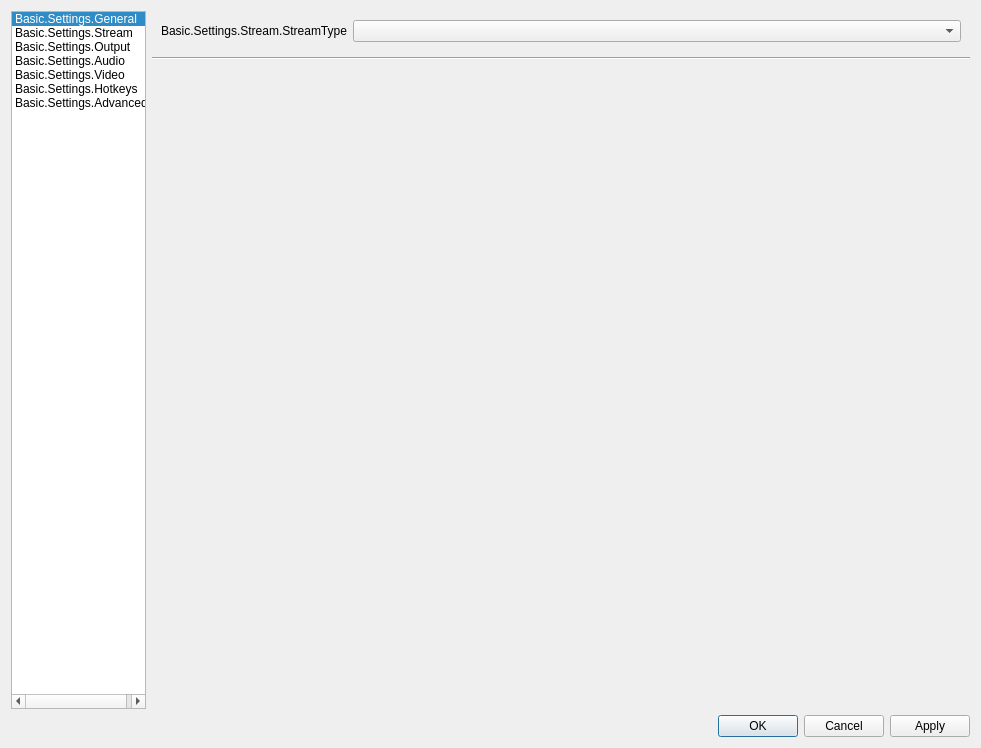
Above: UI/forms/OBSBasicSettings.ui from CoSMoSoftware/OBS-studio-webrtc before the change. Below: the same form after it.
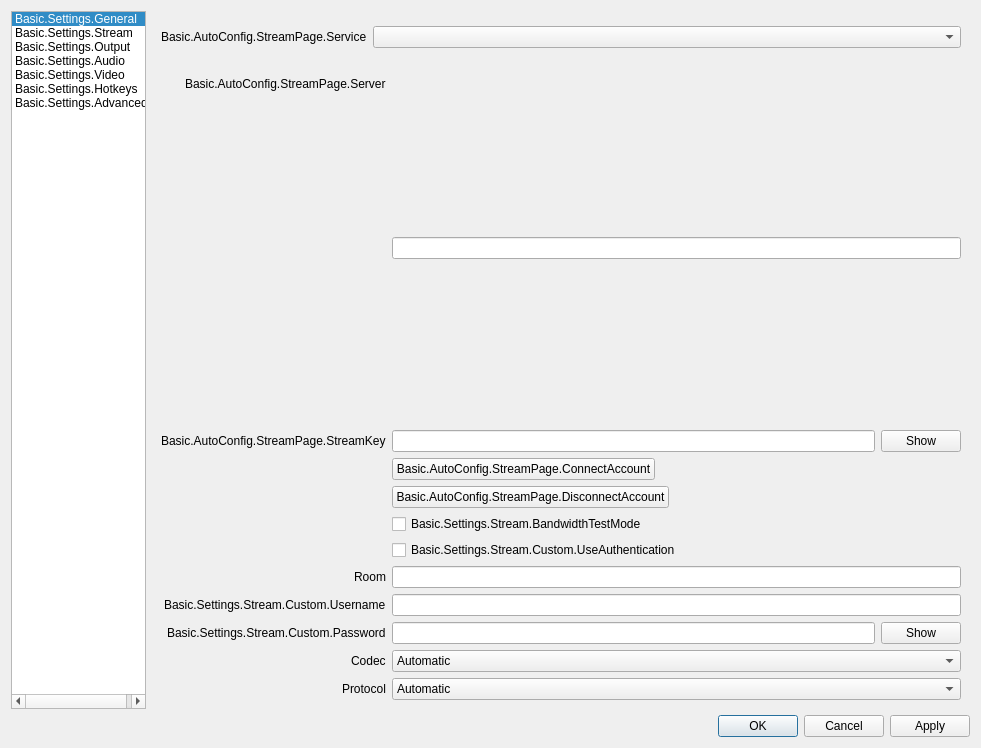
That is the form after the change. The open tabs and pages were chosen to show the change. Icons and pictures are not drawn.

What changed in the file:
```diff
--- a/UI/forms/OBSBasicSettings.ui
+++ b/UI/forms/OBSBasicSettings.ui
@@ -622,27 +622,6 @@
           <number>0</number>
          </property>
          <item>
-          <widget class="QWidget" name="streamContainer" native="true">
-           <property name="sizePolicy">
-            <sizepolicy hsizetype="Preferred" vsizetype="Minimum">
-             <horstretch>0</horstretch>
-             <verstretch>0</verstretch>
-            </sizepolicy>
-           </property>
-           <layout class="QVBoxLayout" name="verticalLayout_6">
-            <property name="leftMargin">
-             <number>0</number>
-            </property>
-            <property name="topMargin">
-             <number>0</number>
-            </property>
-            <property name="rightMargin">
-             <number>0</number>
-            </property>
-            <property name="bottomMargin">
-             <number>0</number>
-            </property>
-            <item alignment="Qt::AlignTop">
              <widget class="QWidget" name="widget_5" native="true">
               <property name="sizePolicy">
                <sizepolicy hsizetype="Preferred" vsizetype="Maximum">
@@ -650,61 +629,466 @@
                 <verstretch>0</verstretch>
                </sizepolicy>
               </property>
-              <layout class="QVBoxLayout" name="verticalLayout_7">
-               <property name="leftMargin">
-                <number>0</number>
-               </property>
-               <property name="topMargin">
-                <number>0</number>
-               </property>
-               <property name="rightMargin">
-                <number>0</number>
-               </property>
-               <property name="bottomMargin">
-                <number>0</number>
-               </property>
-               <item>
-                <widget class="QWidget" name="widget_6" native="true">
-                 <layout class="QFormLayout" name="formLayout_8">
+           <layout class="QFormLayout" name="topStreamLayout">
                   <property name="fieldGrowthPolicy">
                    <enum>QFormLayout::AllNonFixedFieldsGrow</enum>
                   </property>
-                  <item row="0" column="0">
-                   <widget class="QLabel" name="label_21">
-                    <property name="minimumSize">
+            <property name="labelAlignment">
+             <set>Qt::AlignRight|Qt::AlignTrailing|Qt::AlignVCenter</set>
+            </property>
+            <item row="2" column="0">
+             <widget class="QLabel" name="serviceLabel">
+              <property name="text">
+               <string>Basic.AutoConfig.StreamPage.Service</string>
+              </property>
+              <property name="buddy">
+               <cstring>service</cstring>
+              </property>
+             </widget>
+            </item>
+            <item row="2" column="1">
+             <widget class="QComboBox" name="service">
+              <property name="maxVisibleItems">
+               <number>20</number>
+              </property>
+             </widget>
+            </item>
+            <item row="1" column="0">
+             <spacer name="horizontalSpacer_17">
+              <property name="orientation">
+               <enum>Qt::Horizontal</enum>
+              </property>
+              <property name="sizeHint" stdset="0">
                      <size>
                       <width>170</width>
                       <height>0</height>
                      </size>
                     </property>
+             </spacer>
+            </item>
+           </layout>
+          </widget>
+         </item>
+         <item>
+          <widget class="QStackedWidget" name="streamStackWidget">
+           <property name="sizePolicy">
+            <sizepolicy hsizetype="Expanding" vsizetype="Expanding">
+             <horstretch>0</horstretch>
+             <verstretch>0</verstretch>
+            </sizepolicy>
+           </property>
+           <property name="currentIndex">
+            <number>1</number>
+           </property>
+           <widget class="QWidget" name="loginPage">
+            <layout class="QFormLayout" name="loginPageLayout">
+             <item row="0" column="0">
+              <spacer name="horizontalSpacer_20">
+               <property name="orientation">
+                <enum>Qt::Horizontal</enum>
+               </property>
+               <property name="sizeType">
+                <enum>QSizePolicy::Fixed</enum>
+               </property>
+               <property name="sizeHint" stdset="0">
+                <size>
+                 <width>170</width>
+                 <height>19</height>
+                </size>
+               </property>
+              </spacer>
+             </item>
+             <item row="0" column="1">
+              <layout class="QHBoxLayout" name="horizontalLayout_16">
+               <item>
+                <widget class="QPushButton" name="connectAccount">
                     <property name="text">
-                     <string>Basic.Settings.Stream.StreamType</string>
-                    </property>
-                    <property name="alignment">
+                  <string>Basic.AutoConfig.StreamPage.ConnectAccount</string>
+                 </property>
+                </widget>
+               </item>
+               <item>
+                <spacer name="horizontalSpacer_21">
+                 <property name="orientation">
+                  <enum>Qt::Horizontal</enum>
+                 </property>
+                 <property name="sizeHint" stdset="0">
+                  <size>
+                   <width>40</width>
+                   <height>10</height>
+                  </size>
+                 </property>
+                </spacer>
+               </item>
+              </layout>
+             </item>
+             <item row="1" column="0">
+              <spacer name="horizontalSpacer_22">
+               <property name="orientation">
+                <enum>Qt::Horizontal</enum>
+               </property>
+               <property name="sizeType">
+                <enum>QSizePolicy::Fixed</enum>
+               </property>
+               <property name="sizeHint" stdset="0">
+                <size>
+                 <width>170</width>
+                 <height>19</height>
+                </size>
+               </property>
+              </spacer>
+             </item>
+             <item row="1" column="1">
+              <layout class="QHBoxLayout" name="horizontalLayout_17">
+               <item>
+                <widget class="QPushButton" name="useStreamKey">
+                 <property name="text">
+                  <string>Basic.AutoConfig.StreamPage.UseStreamKey</string>
+                 </property>
+                </widget>
+               </item>
+               <item>
+                <spacer name="horizontalSpacer_23">
+                 <property name="orientation">
+                  <enum>Qt::Horizontal</enum>
+                 </property>
+                 <property name="sizeHint" stdset="0">
+                  <size>
+                   <width>40</width>
+                   <height>20</height>
+                  </size>
+                 </property>
+                </spacer>
+               </item>
+              </layout>
+             </item>
+            </layout>
+           </widget>
+           <widget class="QWidget" name="streamKeyPage">
+            <layout class="QFormLayout" name="streamkeyPageLayout">
+             <property name="fieldGrowthPolicy">
+              <enum>QFormLayout::AllNonFixedFieldsGrow</enum>
+             </property>
+             <property name="labelAlignment">
                      <set>Qt::AlignRight|Qt::AlignTrailing|Qt::AlignVCenter</set>
                     </property>
-                    <property name="buddy">
-                     <cstring>streamType</cstring>
+             <item row="0" column="0">
+              <widget class="QLabel" name="serverLabel">
+               <property name="text">
+                <string>Basic.AutoConfig.StreamPage.Server</string>
                     </property>
                    </widget>
                   </item>
                   <item row="0" column="1">
-                   <widget class="QComboBox" name="streamType"/>
+              <widget class="QStackedWidget" name="serverStackedWidget">
+               <property name="currentIndex">
+                <number>0</number>
+               </property>
+               <widget class="QWidget" name="servicePage">
+                <layout class="QHBoxLayout" name="horizontalLayout_21">
+                 <property name="leftMargin">
+                  <number>0</number>
+                 </property>
+                 <property name="topMargin">
+                  <number>0</number>
+                 </property>
+                 <property name="rightMargin">
+                  <number>0</number>
+                 </property>
+                 <property name="bottomMargin">
+                  <number>0</number>
+                 </property>
+                 <item>
+                  <widget class="QComboBox" name="server"/>
                   </item>
                  </layout>
                 </widget>
-               </item>
+               <widget class="QWidget" name="customPage">
+                <layout class="QHBoxLayout" name="horizontalLayout_22">
+                 <property name="leftMargin">
+                  <number>0</number>
+                 </property>
+                 <property name="topMargin">
+                  <number>0</number>
+                 </property>
+                 <property name="rightMargin">
+                  <number>0</number>
+                 </property>
+                 <property name="bottomMargin">
+                  <number>0</number>
+                 </property>
+                 <item>
+                  <widget class="QLineEdit" name="customServer"/>
+                 </item>
+                </layout>
+               </widget>
+              </widget>
+             </item>
+             <item row="1" column="0">
+              <widget class="QLabel" name="streamKeyLabel">
+               <property name="text">
+                <string>Basic.AutoConfig.StreamPage.StreamKey</string>
+               </property>
+               <property name="openExternalLinks">
+                <bool>true</bool>
+               </property>
+               <property name="buddy">
+                <cstring>key</cstring>
+               </property>
+              </widget>
+             </item>
+             <item row="1" column="1">
+              <widget class="QWidget" name="streamKeyWidget" native="true">
+               <layout class="QHBoxLayout" name="horizontalLayout_11">
+                <property name="leftMargin">
+                 <number>0</number>
+                </property>
+                <property name="topMargin">
+                 <number>0</number>
+                </property>
+                <property name="rightMargin">
+                 <number>0</number>
+                </property>
+                <property name="bottomMargin">
+                 <number>0</number>
+                </property>
                <item>
-                <widget class="Line" name="line">
+                 <widget class="QLineEdit" name="key">
+                  <property name="inputMask">
+                   <string notr="true"/>
+                  </property>
+                  <property name="text">
+                   <string notr="true"/>
+                  </property>
+                  <property name="echoMode">
+                   <enum>QLineEdit::Password</enum>
+                  </property>
+                 </widget>
+                </item>
+                <item>
+                 <widget class="QPushButton" name="show">
+                  <property name="text">
+                   <string>Show</string>
+                  </property>
+                 </widget>
+                </item>
+               </layout>
+              </widget>
+             </item>
+             <item row="2" column="0">
+              <spacer name="horizontalSpacer_18">
                  <property name="orientation">
                   <enum>Qt::Horizontal</enum>
                  </property>
+               <property name="sizeHint" stdset="0">
+                <size>
+                 <width>170</width>
+                 <height>8</height>
+                </size>
+               </property>
+              </spacer>
+             </item>
+             <item row="2" column="1">
+              <layout class="QHBoxLayout" name="horizontalLayout_15">
+               <item>
+                <widget class="QPushButton" name="connectAccount2">
+                 <property name="text">
+                  <string>Basic.AutoConfig.StreamPage.ConnectAccount</string>
+                 </property>
                 </widget>
                </item>
+               <item>
+                <spacer name="horizontalSpacer_19">
+                 <property name="orientation">
+                  <enum>Qt::Horizontal</enum>
+                 </property>
+                 <property name="sizeHint" stdset="0">
+                  <size>
+                   <width>40</width>
+                   <height>20</height>
+                  </size>
+                 </property>
+                </spacer>
+               </item>
               </layout>
-             </widget>
-            </item>
-           </layout>
+             </item>
+             <item row="3" column="1">
+              <layout class="QHBoxLayout" name="horizontalLayout_23">
+               <item>
+                <widget class="QPushButton" name="disconnectAccount">
+                 <property name="text">
+                  <string>Basic.AutoConfig.StreamPage.DisconnectAccount</string>
+                 </property>
+                </widget>
+               </item>
+               <item>
+                <spacer name="horizontalSpacer_24">
+                 <property name="orientation">
+                  <enum>Qt::Horizontal</enum>
+                 </property>
+                 <property name="sizeHint" stdset="0">
+                  <size>
+                   <width>40</width>
+                   <height>20</height>
+                  </size>
+                 </property>
+                </spacer>
+               </item>
+              </layout>
+             </item>
+             <item row="5" column="1">
+              <widget class="QCheckBox" name="useAuth">
+               <property name="text">
+                <string>Basic.Settings.Stream.Custom.UseAuthentication</string>
+               </property>
+              </widget>
+             </item>
+             <item row="6" column="1">
+              <widget class="QLineEdit" name="room"/>
+             </item>
+             <item row="6" column="0">
+              <widget class="QLabel" name="roomLabel">
+               <property name="text">
+                <string>Room</string>
+               </property>
+               <property name="buddy">
+                <cstring>room</cstring>
+               </property>
+              </widget>
+             </item>
+             <item row="7" column="1">
+              <widget class="QLineEdit" name="authUsername"/>
+             </item>
+             <item row="7" column="0">
+              <widget class="QLabel" name="authUsernameLabel">
+               <property name="text">
+                <string>Basic.Settings.Stream.Custom.Username</string>
+               </property>
+               <property name="buddy">
+                <cstring>authUsername</cstring>
+               </property>
+              </widget>
+             </item>
+             <item row="8" column="0">
+              <widget class="QLabel" name="authPwLabel">
+               <property name="text">
+                <string>Basic.Settings.Stream.Custom.Password</string>
+               </property>
+               <property name="buddy">
+                <cstring>authPw</cstring>
+               </property>
+              </widget>
+             </item>
+             <item row="8" column="1">
+              <widget class="QWidget" name="authPwWidget" native="true">
+               <layout class="QHBoxLayout" name="horizontalLayout_25">
+                <property name="leftMargin">
+                 <number>0</number>
+                </property>
+                <property name="topMargin">
+                 <number>0</number>
+                </property>
+                <property name="rightMargin">
+                 <number>0</number>
+                </property>
+                <property name="bottomMargin">
+                 <number>0</number>
+                </property>
+                <item>
+                 <widget class="QLineEdit" name="authPw">
+                  <property name="echoMode">
+                   <enum>QLineEdit::Password</enum>
+                  </property>
+                 </widget>
+                </item>
+                <item>
+                 <widget class="QPushButton" name="authPwShow">
+                  <property name="text">
+                   <string>Show</string>
+                  </property>
+                 </widget>
+                </item>
+               </layout>
+              </widget>
+             </item>
+             <item row="4" column="1">
+              <widget class="QCheckBox" name="bandwidthTestEnable">
+               <property name="text">
+                <string>Basic.Settings.Stream.BandwidthTestMode</string>
+               </property>
+              </widget>
+             </item>
+             <item row="9" column="0">
+               <widget class="QLabel" name="codecLabel">
+               <property name="text">
+                 <string>Codec</string>
+               </property>
+               <property name="buddy">
+                 <cstring>codec</cstring>
+               </property>
+               </widget>
+             </item>
+             <item row="9" column="1">
+               <widget class="QComboBox" name="codec">
+                 <property name="currentIndex">
+                   <number>0</number>
+                 </property>
+                 <item>
+                   <property name="text">
+                     <string>Automatic</string>
+                   </property>
+                 </item>
+                 <item>
+                   <property name="text">
+                     <string>H264</string>
+                   </property>
+                 </item>
+                 <item>
+                   <property name="text">
+                     <string>VP8</string>
+                   </property>
+                 </item>
+                 <item>
+                   <property name="text">
+                     <string>VP9</string>
+                   </property>
+                 </item>
+               </widget>
+             </item>
+             <item row="10" column="0">
+               <widget class="QLabel" name="streamProtocolLabel">
+               <property name="text">
+                 <string>Protocol</string>
+               </property>
+               <property name="buddy">
+                 <cstring>streamProtocol</cstring>
+               </property>
+               </widget>
+             </item>
+             <item row="10" column="1">
+               <widget class="QComboBox" name="streamProtocol">
+                 <property name="currentIndex">
+                   <number>0</number>
+                 </property>
+                 <item>
+                   <property name="text">
+                     <string>Automatic</string>
+                   </property>
+                 </item>
+                 <item>
+                   <property name="text">
+                     <string>UDP</string>
+                   </property>
+                 </item>
+                 <item>
+                   <property name="text">
+                     <string>TCP</string>
+                   </property>
+                 </item>
+               </widget>
+             </item>
+            </layout>
+           </widget>
           </widget>
          </item>
         </layout>
@@ -3762,7 +4146,7 @@
         </widget>
        </widget>
        <widget class="QWidget" name="advancedPage">
-        <layout class="QHBoxLayout" name="horizontalLayout_11">
+        <layout class="QVBoxLayout" name="verticalLayout_16">
          <property name="leftMargin">
           <number>0</number>
          </property>
```
Left out of the diff: 1075 changed lines with no effect on the pictures. Lines whose indentation alone changed are shown as unchanged.
